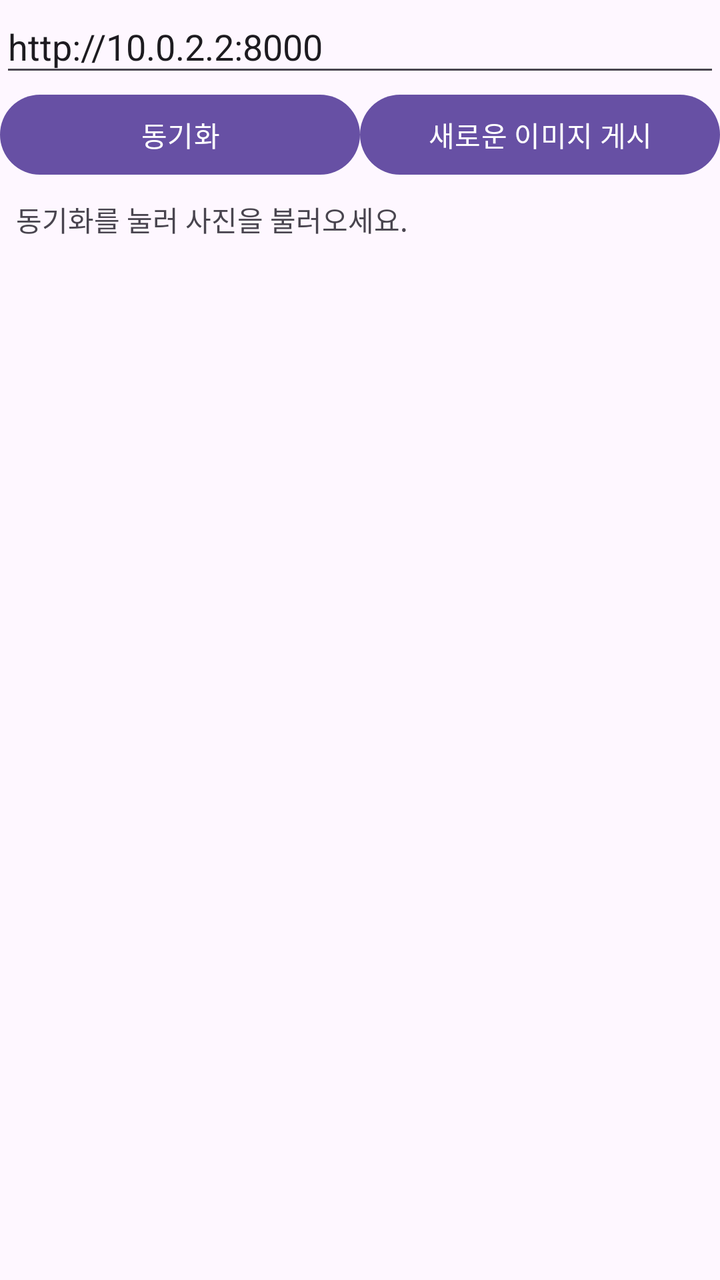
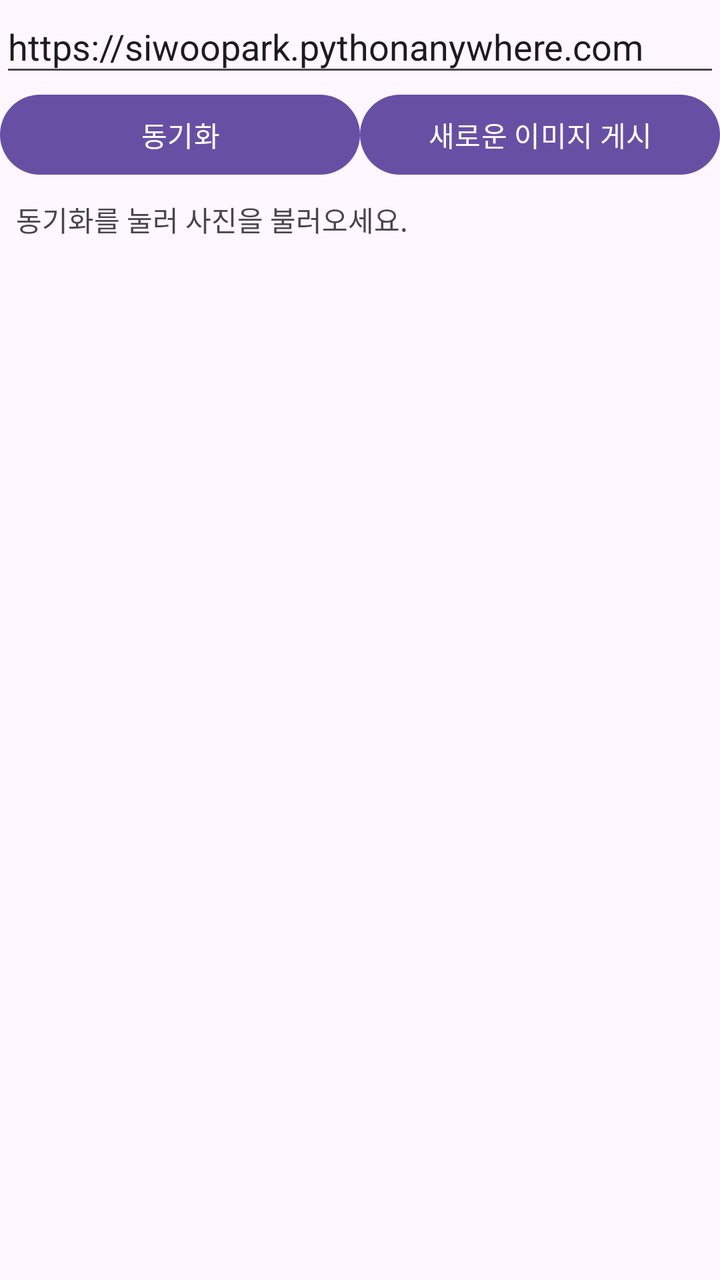

Compare the two renders of this Android layout. The source of the first and the diff that turns it into the second are given below.
<!-- AndroidManifest.xml: application theme Theme.MyApplication -->
<!-- res/layout/activity_main.xml -->
<?xml version="1.0" encoding="utf-8"?>
<LinearLayout xmlns:android="http://schemas.android.com/apk/res/android" android:id="@+id/main" android:layout_width="match_parent" android:layout_height="match_parent" android:orientation="vertical">
<EditText android:id="@+id/server" android:layout_width="match_parent" android:layout_height="wrap_content" android:hint="서버 주소" android:text="http://10.0.2.2:8000" android:inputType="textUri" android:singleLine="true"/>
<LinearLayout android:layout_width="match_parent" android:layout_height="wrap_content" android:orientation="horizontal">
<Button android:id="@+id/btn_load" android:layout_width="0dp" android:layout_weight="1" android:layout_height="wrap_content" android:text="동기화"/>
<Button android:id="@+id/btn_save" android:layout_width="0dp" android:layout_weight="1" android:layout_height="wrap_content" android:text="새로운 이미지 게시"/>
</LinearLayout>
<TextView android:id="@+id/textView" android:layout_width="match_parent" android:layout_height="wrap_content" android:padding="8dp" android:text="동기화를 눌러 사진을 불러오세요." android:accessibilityLiveRegion="polite"/>

    <androidx.recyclerview.widget.RecyclerView
        android:id="@+id/recyclerView"
        android:layout_width="match_parent"
        android:layout_height="0dp"
        android:layout_margin="16dp"
        android:layout_weight="1" />
</LinearLayout>
<!-- resources referenced by this layout -->
<resources>
  <style name="Theme.MyApplication" parent="Base.Theme.MyApplication" />
  <style name="Base.Theme.MyApplication" parent="Theme.Material3.DayNight.NoActionBar">
          
          
      </style>
</resources>

<!-- the commit's change to res/layout/activity_main.xml (unified diff, before → after) -->
@@ -1,6 +1,6 @@
 <?xml version="1.0" encoding="utf-8"?>
 <LinearLayout xmlns:android="http://schemas.android.com/apk/res/android" android:id="@+id/main" android:layout_width="match_parent" android:layout_height="match_parent" android:orientation="vertical">
-<EditText android:id="@+id/server" android:layout_width="match_parent" android:layout_height="wrap_content" android:hint="서버 주소" android:text="http://10.0.2.2:8000" android:inputType="textUri" android:singleLine="true"/>
+<EditText android:id="@+id/server" android:layout_width="match_parent" android:layout_height="wrap_content" android:hint="서버 주소" android:text="https://siwoopark.pythonanywhere.com" android:inputType="textUri" android:singleLine="true"/>
 <LinearLayout android:layout_width="match_parent" android:layout_height="wrap_content" android:orientation="horizontal">
 <Button android:id="@+id/btn_load" android:layout_width="0dp" android:layout_weight="1" android:layout_height="wrap_content" android:text="동기화"/>
 <Button android:id="@+id/btn_save" android:layout_width="0dp" android:layout_weight="1" android:layout_height="wrap_content" android:text="새로운 이미지 게시"/>
